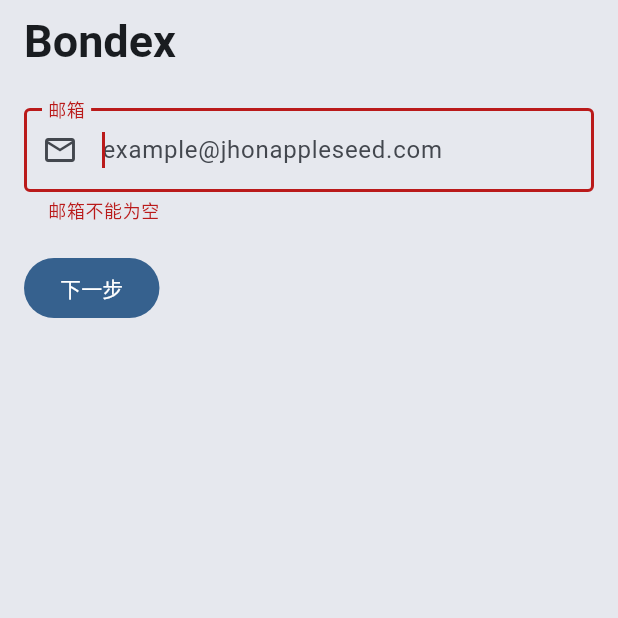
After one commit to k2ane/exam_master-flutter, a Flutter app: the screen it shows after launch, after a tap on "下一步", on a phone screen of 412 x 824 dp, the top half of it. The commit adds this screen. Run offline on Flutter 3.47's test engine with Material 3 defaults, Android fonts, the phone set to English and light mode, and no system bars; our stand-ins replace dio, fl_chart, flutter_riverpod, go_router, pinput, riverpod_annotation; generated files the repository leaves out were written again; network calls fail.

Commit message:
Add login/OTP flow, HTTP client, and GoRouter setup
Introduces a singleton HTTP client using Dio, login and OTP pages with form validation and code input, and a Riverpod-based authentication controller. Replaces the old route map with a GoRouter setup supporting authentication guards and OTP flow. Updates dependencies to include dio and pinput.

```diff
--- /dev/null
+++ b/lib/features/auth/logic/auth_controller.dart
@@ -0,0 +1,12 @@
+import 'package:flutter_riverpod/flutter_riverpod.dart';
+
+class AuthNotifier extends StateNotifier<bool> {
+  AuthNotifier() : super(false); // 默认为未登录状态
+  void login() => state = true;
+  void logout() => state = false;
+}
+
+// 暴露给全局
+final authProvider = StateNotifierProvider<AuthNotifier, bool>((ref) {
+  return AuthNotifier();
+});
--- /dev/null
+++ b/lib/features/auth/view/login_page.dart
@@ -0,0 +1,92 @@
+import 'package:flutter/material.dart';
+import 'package:go_router/go_router.dart';
+
+class LoginPage extends StatefulWidget {
+  const LoginPage({super.key});
+  @override
+  State<LoginPage> createState() => _LoginPageState();
+}
+
+class _LoginPageState extends State<LoginPage> {
+  final _formKey = GlobalKey<FormState>();
+  var saveLoginState = false;
+  final TextEditingController _emailController = TextEditingController();
+
+  @override
+  dispose() {
+    _emailController.dispose();
+    super.dispose();
+  }
+
+  @override
+  Widget build(BuildContext context) {
+    return GestureDetector(
+      onTap: () => FocusScope.of(context).unfocus(),
+      child: Scaffold(
+        appBar: AppBar(
+          title: Text(
+            'Bondex',
+            style: TextStyle(fontWeight: FontWeight.bold, fontSize: 30),
+          ),
+        ),
+        body: Scrollbar(
+          child: Form(
+            key: _formKey,
+            child: ListView(
+              padding: EdgeInsets.all(16),
+              children: [
+                TextFormField(
+                  controller: _emailController,
+                  validator: (value) {
+                    final RegExp emailExp = RegExp(
+                      r'^[\w-\.]+@([\w-]+\.)+[\w-]{2,4}$',
+                    );
+                    if (value == null || value.isEmpty) {
+                      return '邮箱不能为空';
+                    }
+                    if (!emailExp.hasMatch(value)) {
+                      return '请输入正确的邮箱格式';
+                    }
+                    return null;
+                  },
+                  autovalidateMode: AutovalidateMode.onUserInteraction,
+                  keyboardType: TextInputType.name,
+                  // maxLength: 255,
+                  autofocus: true,
+                  decoration: const InputDecoration(
+                    labelText: '邮箱',
+                    hintText: 'example@jhonappleseed.com',
+                    prefixIcon: Icon(Icons.email_outlined),
+                    border: OutlineInputBorder(),
+                  ),
+                ),
+                SizedBox(height: 20),
+
+                Align(
+                  alignment: AlignmentGeometry.centerLeft,
+                  child: FilledButton(
+                    style: FilledButton.styleFrom(iconSize: 32),
+                    onPressed: () => {
+                      if (_formKey.currentState!.validate())
+                        {
+                          debugPrint('验证通过，正在提交...'),
+                          context.go(
+                            '/login/otp',
+                            extra: _emailController.text,
+                          ),
+                        },
+                    },
+                    child: Row(
+                      mainAxisSize: MainAxisSize.min,
+                      children: [Text('下一步')],
+                    ),
+                  ),
+                ),
+              ],
+            ),
+          ),
+        ),
+      ),
+    );
+  }
+}
--- /dev/null
+++ b/lib/router.dart
@@ -0,0 +1,76 @@
+// lib/router.dart
+import 'package:exam_master_flutter/core/widgets/responsive_layout.dart';
+import 'package:exam_master_flutter/features/auth/logic/auth_controller.dart';
+import 'package:exam_master_flutter/features/auth/view/desktop/d_navigation_page.dart';
+import 'package:exam_master_flutter/features/auth/view/login_page.dart';
+import 'package:exam_master_flutter/features/auth/view/me_page.dart';
+import 'package:exam_master_flutter/features/auth/view/mobile/m_navigation_page.dart';
+import 'package:exam_master_flutter/features/auth/view/otp_page.dart';
+import 'package:exam_master_flutter/main.dart';
+import 'package:go_router/go_router.dart';
+import 'package:flutter_riverpod/flutter_riverpod.dart';
+
+final routerProvider = Provider<GoRouter>((ref) {
+  // 1. 监听登录状态变化 (这句是核心！一旦登录状态变了，路由会自动刷新)
+  final bool isLoggedIn = ref.watch(authProvider);
+
+  return GoRouter(
+    initialLocation: '/home', // 默认想去首页
+    // 2. 核心鉴权逻辑：每次路由跳转前都会经过这里
+    redirect: (context, state) {
+      final isGoingToLogin = state.matchedLocation.startsWith('/login');
+
+      // 🔒 情况 A：没登录，且没在登录相关页面 -> 踢去登录页
+      if (!isLoggedIn && !isGoingToLogin) {
+        return '/login';
+      }
+
+      // 2. ✅ 新增：OTP 页面专属守卫
+      if (state.matchedLocation == '/login/otp') {
+        // 检查身上有没有带信物 (extra)
+        if (state.extra == null) {
+          // 没带信物？说明是直接偷渡过来的，踢回登录页重填
+          return '/login';
+        }
+      }
+
+      // 🔓 情况 B：已登录，但还在登录页 -> 踢回首页
+      if (isLoggedIn && isGoingToLogin) {
+        return '/home';
+      }
+
+      // 不需要重定向
+      return null;
+    },
+
+    // 3. 定义路由表 (替换掉你原来的 routes Map)
+    routes: [
+      GoRoute(
+        path: '/login',
+        builder: (context, state) => const LoginPage(),
+        routes: [
+          GoRoute(
+            path: '/otp',
+            builder: (context, state) {
+              final email = state.extra as String?;
+              return OtpPage(email: email ?? "");
+            },
+          ),
+        ],
+      ),
+
+      GoRoute(
+        path: '/home',
+        builder: (context, state) => const ResponsiveLayout(
+          mobile: MMainNavigationScaffold(),
+          desktop: DMainNavigationScaffold(),
+        ),
+      ),
+      GoRoute(path: '/me', builder: (context, state) => const MePage()),
+      GoRoute(
+        path: '/detail',
+        builder: (context, state) => const DetailsScreen(),
+      ),
+    ],
+  );
+});
--- a/pubspec.yaml
+++ b/pubspec.yaml
@@ -19,6 +19,8 @@
   intl: ^0.20.2
   fl_chart: ^1.1.1
   go_router: ^17.0.1
+  dio: ^5.9.0
+  pinput: ^6.0.1
 
 dev_dependencies:
   flutter_test:
```
Also changed, not shown: lib/core/http/http_client.dart (added, +63 -0 lines), lib/features/auth/view/otp_page.dart (added, +143 -0 lines), lib/main.dart (+13 -27 lines), pubspec.lock.
